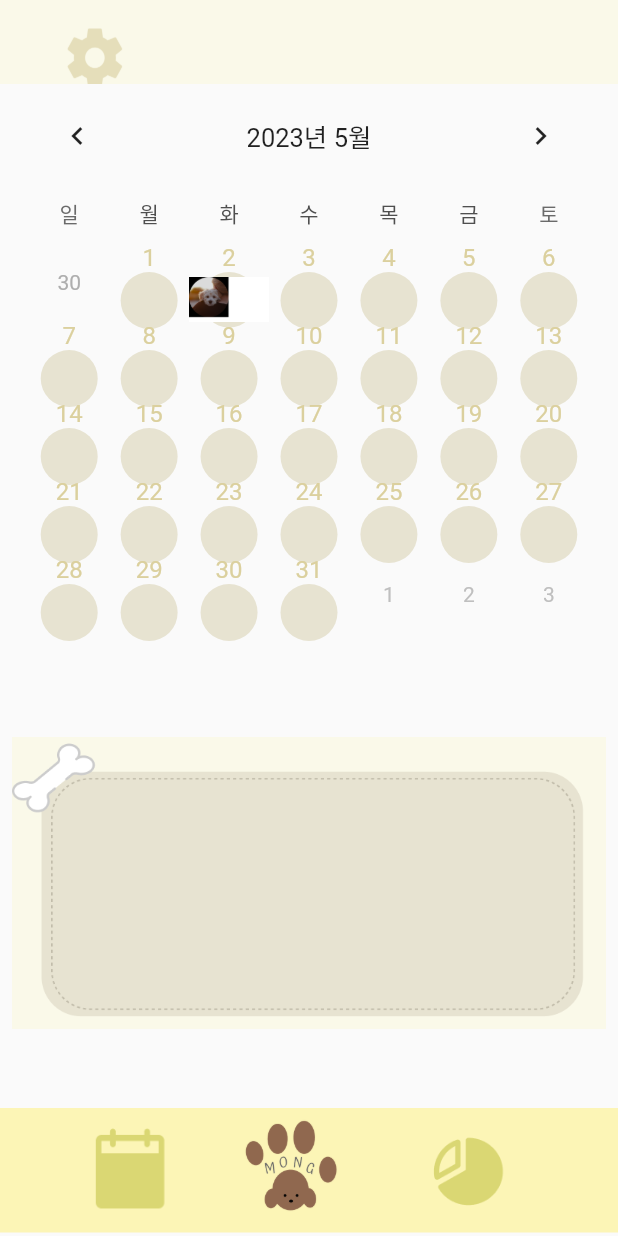
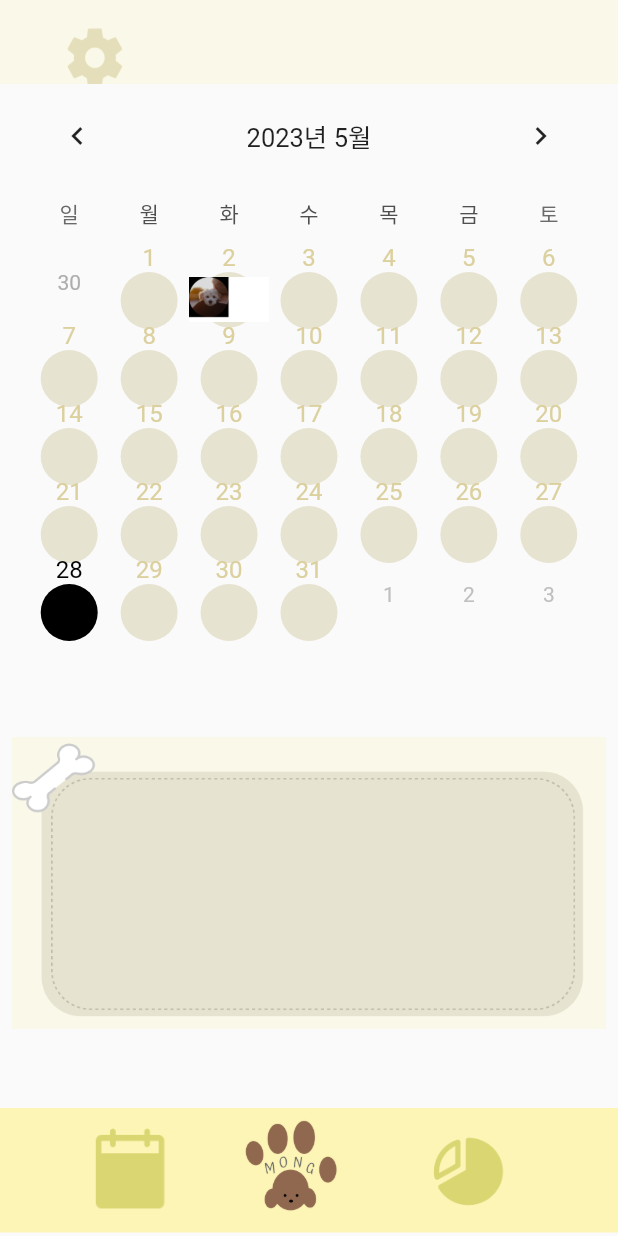
Before and after one commit to 222222222222222T/mong_ui_project, a Flutter app: the calendar screen opened directly, on a phone screen of 412 x 824 dp. Run offline on Flutter 3.47's test engine with Material 2 defaults, Android fonts, the phone set to English and light mode, and no system bars; drawn by our look-alikes of table_calendar; our stand-ins replace firebase_core, firebase_database, image_picker; accounts and stored records are empty.

Commit message:
날짜 선택하면 fiveScreen에 선택된 날짜 전달

```diff
--- a/lib/fiveScreen.dart
+++ b/lib/fiveScreen.dart
@@ -2,25 +2,16 @@ import 'package:firebase_database/firebase_database.dart';
 import 'package:flutter/material.dart';
 import 'fourScreen.dart';
 
-class fiveScreen extends StatelessWidget {
+
+class fiveScreen extends StatefulWidget {
+  final Object argument;
+  const fiveScreen(this.argument);
+
   @override
-  Widget build(BuildContext context) {
-    return MaterialApp(
-      title: 'Flutter Demo',
-      theme: ThemeData(),
-      home: MyHomePage(),
-    );
-  }
+  State<fiveScreen> createState() => _fiveScreenState();
 }
 
-class MyHomePage extends StatefulWidget {
-  const MyHomePage({Key? key}) : super(key: key);
-
-  @override
-  State<MyHomePage> createState() => _MyHomePageState();
-}
-
-class _MyHomePageState extends State<MyHomePage> {
+class _fiveScreenState extends State<fiveScreen> {
   bool _isChecked = false;
   bool _isChecked2 = false;
   bool _isChecked3 = false;
@@ -43,10 +34,17 @@ class _MyHomePageState extends State<MyHomePage> {
       return false;
     }
   }
-
+  //MaterialApp(
+  //       title: 'Flutter Demo',
+  //       theme: ThemeData(),
+  //       home: MyHomePage(),
+  //     );
   @override
   Widget build(BuildContext context) {
-    return Scaffold(
+    return MaterialApp(
+        title: 'Flutter Demo',
+        theme: ThemeData(),
+        home:Scaffold(
           backgroundColor: Color(0xFFF9F9E9),
           body: ListView(
             children: <Widget>[
@@ -469,6 +467,7 @@ class _MyHomePageState extends State<MyHomePage> {
                   ),
                   child: TextButton(
                     onPressed: () {
+                      // print(widget.argument);
                       Navigator.push(context, MaterialPageRoute(builder: (context) => fourScreen()));
                     },
                     child: Text(
@@ -479,13 +478,13 @@ class _MyHomePageState extends State<MyHomePage> {
                 ),
               ),
               SizedBox(height: 100),
-
             ],
-
           ),
+        )
     );
   }
 }
+
 void statUpdate(String Month,String stat,int count){
   DatabaseReference ref = FirebaseDatabase.instance.ref("users/$Month");
   ref.update({
--- a/lib/fourScreen.dart
+++ b/lib/fourScreen.dart
@@ -34,9 +34,6 @@ class _calendarState extends State<calendar> {
   List alist = List<int>.filled(31,0);
   DateTime? _selectedDay;
   DateTime _focusedDay = DateTime.now();
-
-
-
   @override
   Widget build(BuildContext context) {
     return Scaffold(
@@ -78,17 +75,14 @@ class _calendarState extends State<calendar> {
               formatButtonVisible: false,
             ),
             daysOfWeekHeight: 40,
-            // daysOfWeekStyle: font,//한국어로 바꾸니까 글자 안맞아서 일~토 높이 20으로 증가
-            // calendarStyle: CalendarStyle(
-            //     cellMargin: const EdgeInsets.all(7.0),
-            //     cellPadding: const EdgeInsets.only(bottom:5.0)
-            // ),
             selectedDayPredicate: (day){
               return isSameDay(_selectedDay,day);
             },
             onDaySelected: (selectedDay,focusedDay){
               setState(() {
                 _selectedDay=selectedDay;
+                // print("selectedDay");
+                // print(_selectedDay?.day.runtimeType);
                 _focusedDay=focusedDay;
               });
             },
@@ -96,7 +90,7 @@ class _calendarState extends State<calendar> {
               defaultBuilder: (context, dateTime, _) {
                 return CalendarCellBuilder(context, dateTime, _, 0);
               },
-              todayBuilder: (context, dateTime, _) {
+              todayBuilder:  (context, dateTime, _) {
                 return CalendarCellBuilder(context, dateTime, _, 1);
               },
               selectedBuilder: (context, dateTime, _) {
@@ -104,14 +98,12 @@ class _calendarState extends State<calendar> {
               },
             ),
           ),
-          // child:CalendarStyle(
-          //
-          // )
         ),
         Container(
           child:TextButton(
             onPressed: () {
-              Navigator.push(context, MaterialPageRoute(builder: (context)=>fiveScreen()));
+              Navigator.push(context,
+              MaterialPageRoute(builder: (context)=>fiveScreen(_selectedDay?.day.toString() as Object)));
             },
             child: Image(
               width: 400,
@@ -119,32 +111,6 @@ class _calendarState extends State<calendar> {
             ),
         )
         ),
-
-
-        // TextButton(onPressed: (){
-        //   Navigator.push(context, MaterialPageRoute(builder: (context)=>fiveScreen()));
-        // },
-        //   child:Container(
-        //       width: 343,
-        //       height: 155,
-        //       decoration: BoxDecoration(
-        //           color: Color(0xffE7E3D1),
-        //           border: Border.all(width: 2,color: Color(0xffE7E3D1)),
-        //           borderRadius: BorderRadius.circular(20)
-        //       ),
-        //       child:Column(
-        //         children: [
-        //           Container(
-        //             child:ClipRRect(
-        //               child:Image.asset("imageFile/뼈다구.png",width: 60,height: 60,),
-        //               borderRadius: BorderRadius.circular(50),
-        //             ),
-        //             margin: EdgeInsets.fromLTRB(0, 0, 80, 0),
-        //           )
-        //         ],
-        //       )
-        //   ),
-        // ),
         Container(
           margin: EdgeInsets.fromLTRB(0, 40, 0,0),
           width: double.infinity,
@@ -176,15 +142,19 @@ class _calendarState extends State<calendar> {
               SizedBox(width:0,),
             ],
           ),
-        )
+        ) // 밑에 내비게이션 바
       ],
     );
   }
 }
 
+
+
+
 Widget CalendarCellBuilder(BuildContext context, DateTime dateTime, _, int type){
   String date =dateTime.day.toString();
   String month = dateTime.month.toString();
+  if(type==0){
     return Container(
         width: 373,
         height: 390,
@@ -220,6 +190,58 @@ Widget CalendarCellBuilder(BuildContext context, DateTime dateTime, _, int type)
         )
     );
   }
+  else if(type==2){
+    return Container(
+        width: 373,
+        height: 390,
+        padding: EdgeInsets.all(0),
+        child:Column(
+            children:[
+              Text(
+                date,
+                style: TextStyle(fontSize: 16,color: Colors.blueAccent),
+              ),
+              Container(
+                width: MediaQuery.of(context).size.width,
+                height:38,
+                decoration: BoxDecoration(
+                  shape:BoxShape.circle,
+                  color: Colors.blueAccent,
+                ),
+              )
+            ]
+        )
+    );
+  }
+  else{
+    return Container(
+        width: 373,
+        height: 390,
+        padding: EdgeInsets.all(0),
+        child:Column(
+            children:[
+              Text(
+                date,
+                style: TextStyle(fontSize: 16,color: Colors.black),
+              ),
+              Container(
+                width: MediaQuery.of(context).size.width,
+                height:38,
+                decoration: BoxDecoration(
+                  shape:BoxShape.circle,
+                  color: Colors.black,
+                ),
+              )
+            ]
+        )
+    );
+  }
+}
+class Arguments {
+  final String dating;
+  Arguments(this.dating);
+}
+
 class sb{
   SizedBox sizebox=SizedBox(
     width: 40,
--- a/lib/main.dart
+++ b/lib/main.dart
@@ -1,4 +1,5 @@
 import 'package:flutter/material.dart';
+import 'fiveScreen.dart';
 import 'oneScreen.dart';
 import 'twoScreen.dart';
 import 'threeScreen.dart';
```
Lines whose indentation alone changed are shown as unchanged.
